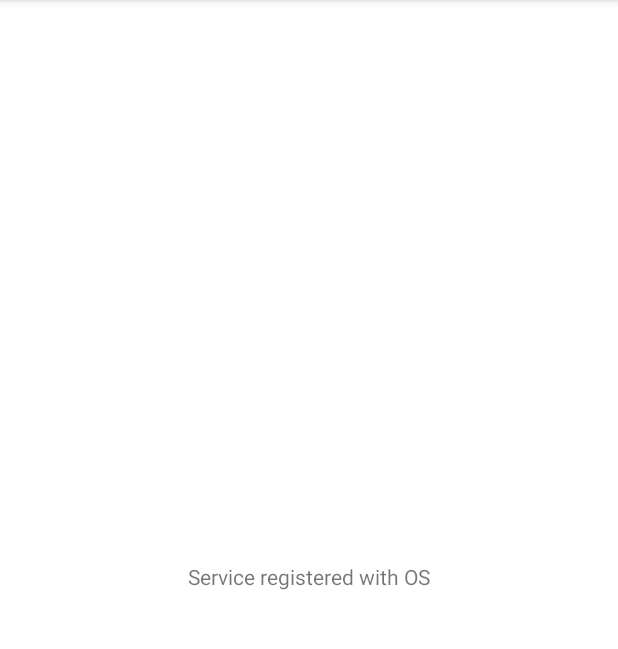
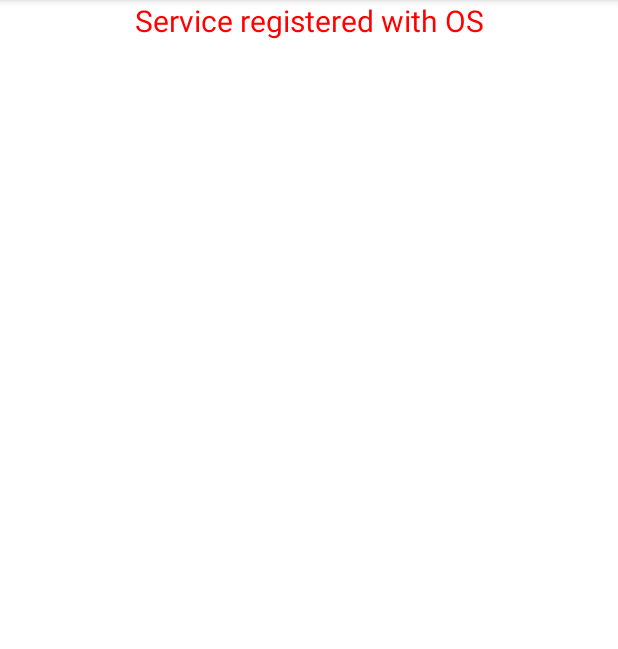
Before and after one commit to AndroidWonder/29-ProtectedService, an Android app: the screen it shows after launch (MainActivity), on a phone screen of 412 x 824 dp, the part 84-733 px from its top. Run offline under Robolectric (Android 15) with nearby library versions, the phone set to English and light mode, and no system bars.

```diff
--- a/app/build.gradle
+++ b/app/build.gradle
@@ -25,6 +25,7 @@ android {
         sourceCompatibility JavaVersion.VERSION_1_8
         targetCompatibility JavaVersion.VERSION_1_8
     }
+    namespace 'com.course.example.protectedservice'
 }
 
 dependencies {
--- a/app/src/main/AndroidManifest.xml
+++ b/app/src/main/AndroidManifest.xml
@@ -1,6 +1,5 @@
 <?xml version="1.0" encoding="utf-8"?>
-<manifest xmlns:android="http://schemas.android.com/apk/res/android"
-    package="com.course.example.protectedservice">
+<manifest xmlns:android="http://schemas.android.com/apk/res/android">
 
     <application
         android:allowBackup="true"
--- a/app/src/main/res/layout/activity_main.xml
+++ b/app/src/main/res/layout/activity_main.xml
@@ -1,5 +1,5 @@
 <?xml version="1.0" encoding="utf-8"?>
-<androidx.constraintlayout.widget.ConstraintLayout xmlns:android="http://schemas.android.com/apk/res/android"
+<LinearLayout xmlns:android="http://schemas.android.com/apk/res/android"
     xmlns:app="http://schemas.android.com/apk/res-auto"
     xmlns:tools="http://schemas.android.com/tools"
     android:layout_width="match_parent"
@@ -7,12 +7,11 @@
     tools:context=".MainActivity">
 
     <TextView
-        android:layout_width="wrap_content"
+        android:layout_width="match_parent"
         android:layout_height="wrap_content"
         android:text="@string/hello_world"
-        app:layout_constraintBottom_toBottomOf="parent"
-        app:layout_constraintLeft_toLeftOf="parent"
-        app:layout_constraintRight_toRightOf="parent"
-        app:layout_constraintTop_toTopOf="parent" />
+        android:textColor="#ffff0000"
+        android:textSize="20dp"
+        android:gravity="center"/>
 
-</androidx.constraintlayout.widget.ConstraintLayout>
+</LinearLayout>
```
